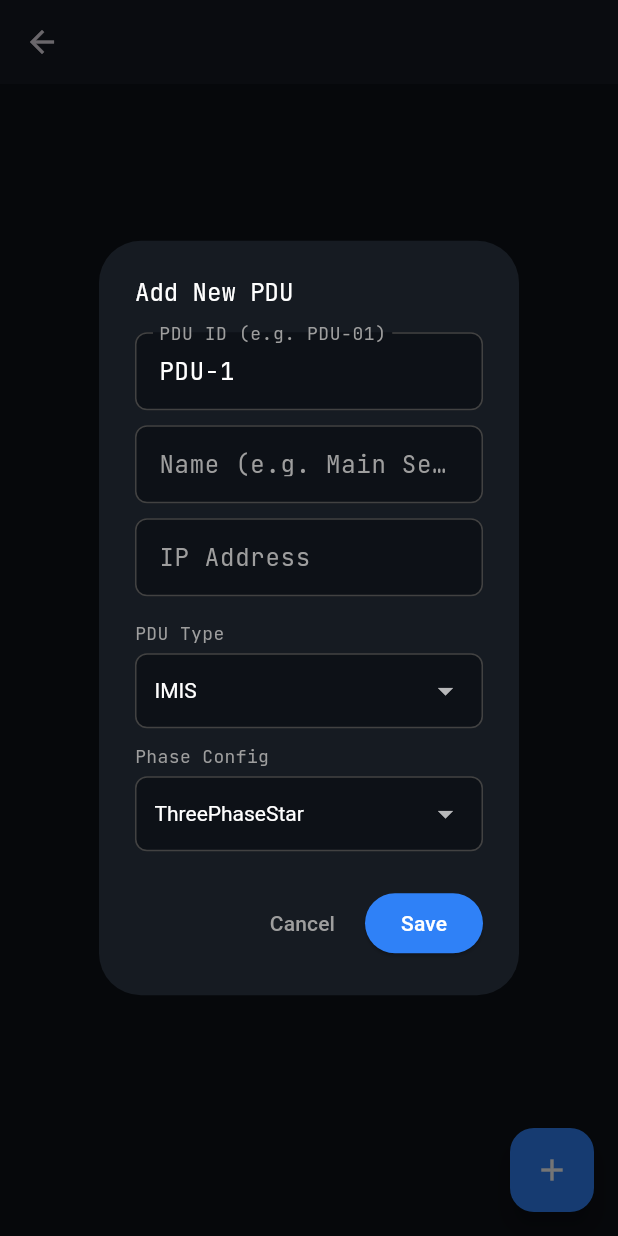
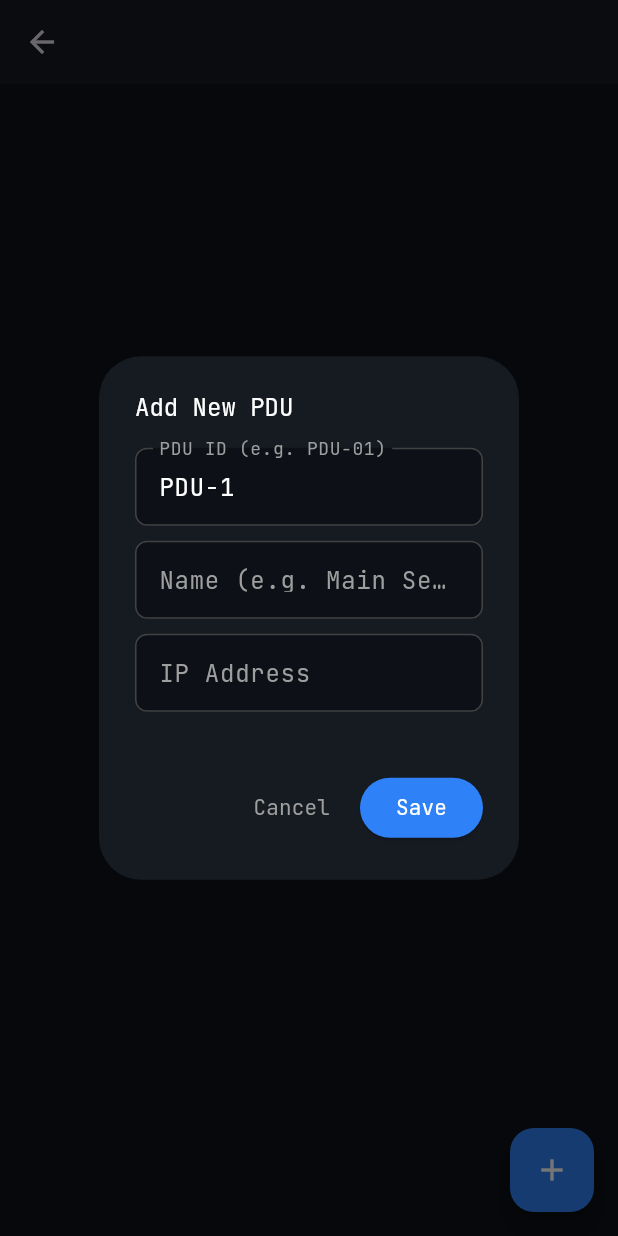
Before and after one commit to PritamBhure/iPDU-Monitor, a Flutter app: the PduListScreen screen opened directly with sample values from the repository, after a tap on the "add" icon, on a phone screen of 412 x 824 dp. Run offline on Flutter 3.47's test engine with Material 3 defaults, Android fonts, the phone set to English and light mode, and no system bars; our stand-ins replace flutter_svg, fluttertoast, hive, hive_flutter; missing offline and left inert: mqtt_client; accounts and stored records are empty; generated files the repository leaves out were written again.

Commit message:
1)Implemented Search option for outlet if available 2)Fix GoogleFont Problem permanently 3)Show Electrical parameter according to PUD type (IMIS with Delta) 4)Remove iPDU type and Phase Config from add new pdu and Edit pdu alert box

```diff
--- a/lib/Controller/provider/pdu_provider.dart
+++ b/lib/Controller/provider/pdu_provider.dart
@@ -130,7 +130,7 @@ class PduController extends ChangeNotifier {
 
             // 3. Format: If valid number, show 1 decimal place. Else show original or "-"
             if (kvaValue != null) {
-              kva = kvaValue.toStringAsFixed(1); // Converts 45.28 -> "45.2"
+              kva = kvaValue.toStringAsFixed(2); // Converts 45.2845 -> "45.28"
             } else {
               kva = rawKva?.toString() ?? "-";
             }
--- a/lib/Core/constant/appTextWidget.dart
+++ b/lib/Core/constant/appTextWidget.dart
@@ -1,5 +1,4 @@
 import 'package:flutter/material.dart';
-import 'package:google_fonts/google_fonts.dart';
 
 // --- 1. SIZE CONSTANTS (Single Location Control) ---
 class TextSize {
@@ -45,10 +44,10 @@ class AppText extends StatelessWidget {
       textAlign: textAlign,
       overflow: overflow,
       style: TextStyle(
-        fontFamily: 'JetBrainsMono', // Uses your local asset font
-        fontSize: size * scaleFactor, // Auto-adjusts size
-        color: color ?? Colors.white, // Default to white if null
-        fontWeight: fontWeight ?? FontWeight.normal,
+        fontFamily: 'JetBrainsMono', // Use String, NOT GoogleFonts.jetBrainsMono()
+        fontSize: size * scaleFactor,
+        color: color ?? Colors.white,
+        fontWeight: fontWeight,
       ),
     );
   }
--- a/lib/View/pduListScreen.dart
+++ b/lib/View/pduListScreen.dart
@@ -1,6 +1,5 @@
 import 'package:flutter/material.dart';
 import 'package:provider/provider.dart';
-import 'package:google_fonts/google_fonts.dart';
 import '../Controller/provider/pdu_provider.dart';
 import '../Controller/provider/locationControllerProvider.dart';
 import '../Core/constant/appColors_constant.dart';
@@ -35,7 +34,7 @@ class PduListScreen extends StatelessWidget {
         return Scaffold(
           backgroundColor: AppColors.backgroundDeep,
           appBar: AppBar(
-            title: Text(liveRack.id, style: GoogleFonts.jetBrainsMono()),
+            title: Text(liveRack.id),
             backgroundColor: AppColors.cardSurface,
           ),
           body:
@@ -55,7 +54,7 @@ class PduListScreen extends StatelessWidget {
                       return NavCard(
                         title: pdu.name,
                         subtitle:
-                            "${pdu.type.name.split('.').last} | ${pdu.phase.name.split('.').last}",
+                            pdu.ip,
                         icon: Icons.power,
                         trailing: const Text(
                           "CONNECT",
@@ -195,19 +194,19 @@ class PduListScreen extends StatelessWidget {
                   ),
                   const SizedBox(height: 16),
 
-                  _buildDropdown<PduType>(
-                    "PDU Type",
-                    selectedType,
-                    PduType.values,
-                        (val) => setState(() => selectedType = val!),
-                  ),
-                  const SizedBox(height: 10),
-                  _buildDropdown<PhaseType>(
-                    "Phase Config",
-                    selectedPhase,
-                    PhaseType.values,
-                        (val) => setState(() => selectedPhase = val!),
-                  ),
+                  // _buildDropdown<PduType>(
+                  //   "PDU Type",
+                  //   selectedType,
+                  //   PduType.values,
+                  //       (val) => setState(() => selectedType = val!),
+                  // ),
+                  // const SizedBox(height: 10),
+                  // _buildDropdown<PhaseType>(
+                  //   "Phase Config",
+                  //   selectedPhase,
+                  //   PhaseType.values,
+                  //       (val) => setState(() => selectedPhase = val!),
+                  // ),
                 ],
               ),
             ),
@@ -322,20 +321,20 @@ class PduListScreen extends StatelessWidget {
                   ),
                   const SizedBox(height: 16),
 
-                  _buildDropdown<PduType>(
-                    "PDU Type",
-                    selectedType,
-                    PduType.values,
-                        (val) => setState(() => selectedType = val!),
-                  ),
-                  const SizedBox(height: 10),
-
-                  _buildDropdown<PhaseType>(
-                    "Phase Config",
-                    selectedPhase,
-                    PhaseType.values,
-                        (val) => setState(() => selectedPhase = val!),
-                  ),
+                  // _buildDropdown<PduType>(
+                  //   "PDU Type",
+                  //   selectedType,
+                  //   PduType.values,
+                  //       (val) => setState(() => selectedType = val!),
+                  // ),
+                  // const SizedBox(height: 10),
+                  //
+                  // _buildDropdown<PhaseType>(
+                  //   "Phase Config",
+                  //   selectedPhase,
+                  //   PhaseType.values,
+                  //       (val) => setState(() => selectedPhase = val!),
+                  // ),
                 ],
               ),
             ),
--- a/lib/View/rackListScreen.dart
+++ b/lib/View/rackListScreen.dart
@@ -1,6 +1,5 @@
 import 'package:flutter/material.dart';
 import 'package:provider/provider.dart';
-import 'package:google_fonts/google_fonts.dart';
 import '../Controller/provider/locationControllerProvider.dart';
 import '../Core/utils/showToastMsg.dart';
 import '../View/pduListScreen.dart';
@@ -27,7 +26,7 @@ class RackListScreen extends StatelessWidget {
         return Scaffold(
           backgroundColor: AppColors.backgroundDeep,
           appBar: AppBar(
-            title: Text(liveLocation.name, style: GoogleFonts.jetBrainsMono()),
+            title: Text(liveLocation.name),
             backgroundColor: AppColors.cardSurface,
           ),
           body: liveLocation.racks.isEmpty
--- a/pubspec.yaml
+++ b/pubspec.yaml
@@ -36,7 +36,6 @@ dependencies:
   cupertino_icons: ^1.0.8
   provider: ^6.1.5+1
   mqtt_client:
-  google_fonts: 6.1.0
   flutter_svg: ^2.2.2
   flutter_launcher_icons: ^0.14.4
   hive: ^2.2.3
@@ -72,6 +71,7 @@ flutter:
   # included with your application, so that you can use the icons in
   # the material Icons class.
   uses-material-design: true
+
 
   # To add assets to your application, add an assets section, like this:
   # assets:
```
Also changed, not shown: lib/Core/utils/dashboardHelperWidgets/PhaseMetersWidget.dart (+23 -15 lines), lib/Core/utils/dashboardHelperWidgets/sensorBox.dart (+15 -0 lines), lib/View/dashboard_screen.dart (+143 -76 lines), lib/View/locationListScreen.dart (+3 -4 lines), lib/main.dart (+8 -9 lines), pubspec.lock.
